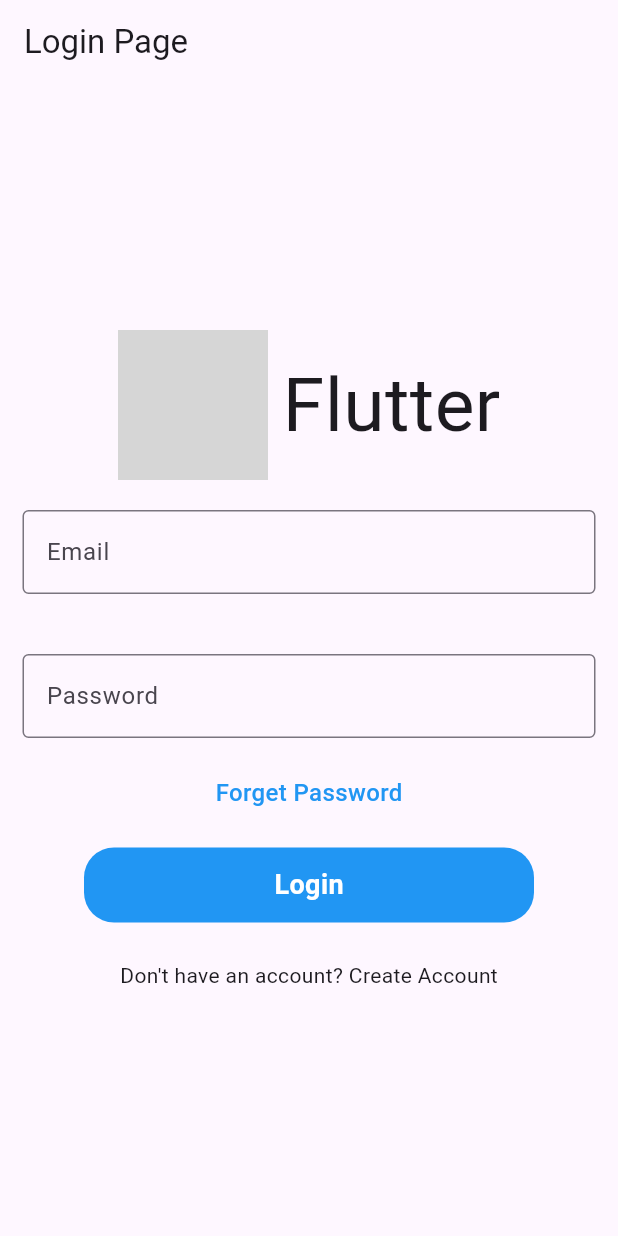
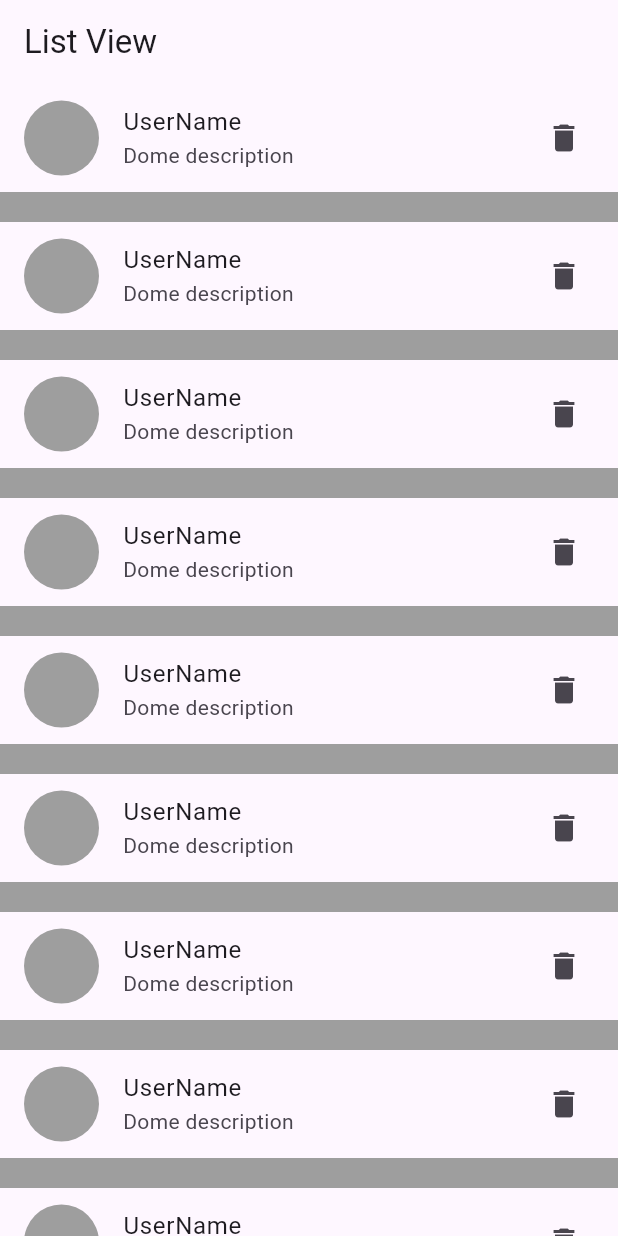
Before and after one commit to jainsourab99/Youtube, a Flutter app: the screen it shows after launch, on a phone screen of 412 x 824 dp. Run offline on Flutter 3.47's test engine with Material 3 defaults, Android fonts, the phone set to English and light mode, and no system bars; grey boxes are pictures that could not be loaded.

Commit message:
List View

```diff
--- a/lib/main.dart
+++ b/lib/main.dart
@@ -17,7 +17,60 @@
         colorScheme: ColorScheme.fromSeed(seedColor: Colors.deepPurple),
         useMaterial3: true,
       ),
-      home: const LoginPage(),
+      home: const HonePage(),
     );
   }
 }
+
+class HonePage extends StatelessWidget {
+  const HonePage({super.key});
+
+  @override
+  Widget build(BuildContext context) {
+    return Scaffold(
+      appBar: AppBar(
+        title: const Text("List View"),
+      ),
+      body: ListView.separated(
+          separatorBuilder: (context, seprator) {
+            return Container(
+              height: 20,
+              width: double.infinity,
+              color: Colors.grey,
+            );
+          },
+          itemCount: 200,
+          itemBuilder: (context, index) {
+            return ListTile(
+              leading: Container(
+                width: 50,
+                height: 50,
+                decoration: BoxDecoration(
+                  color: Colors.grey,
+                  shape: BoxShape.circle,
+                ),
+              ),
+              title: Text("UserName"),
+              subtitle: Text("Dome description"),
+              trailing: Icon(Icons.delete),
+            );
+          }
+          // children: [
+          //   ListTile(
+          //     leading: Container(
+          //       width: 50,
+          //       height: 50,
+          //       decoration: BoxDecoration(
+          //         color: Colors.grey,
+          //         shape: BoxShape.circle,
+          //       ),
+          //     ),
+          //     title: Text("UserName"),
+          //     subtitle: Text("Dome description"),
+          //     trailing: Icon(Icons.delete),
+          //   ),
+          // ],
+          ),
+    );
+  }
+}
```
